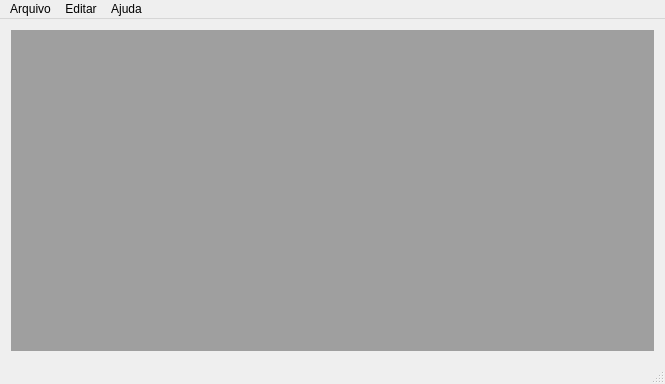
Before: the Qt Designer form SistemaDeMatriculas-V0/mainwindow.ui in leonardopereira10/UEG, drawn with Qt 5.
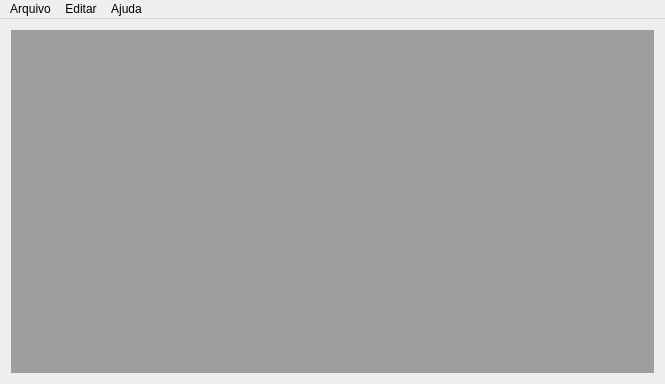
After: the same form once the commit is applied. Icons and pictures are not drawn.

```diff
--- a/SistemaDeMatriculas-V0/mainwindow.ui
+++ b/SistemaDeMatriculas-V0/mainwindow.ui
@@ -128,7 +128,6 @@
    <addaction name="menuEditar"/>
    <addaction name="menuAjuda"/>
   </widget>
-  <widget class="QStatusBar" name="statusBar"/>
   <action name="actionCadastrarAluno">
    <property name="text">
     <string>Cadastrar</string>
```
